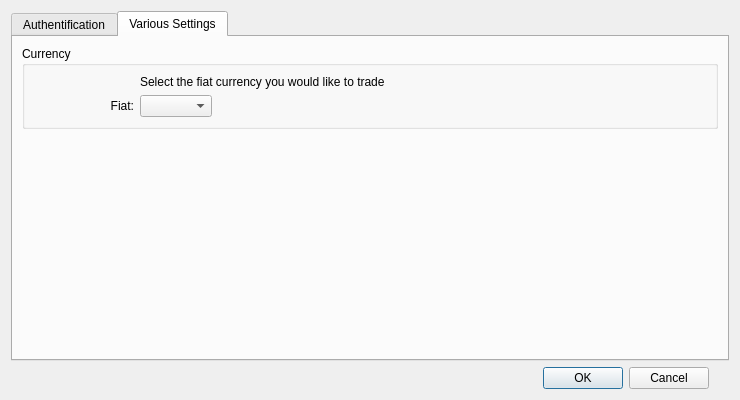
sebastianhaberey/goxgui, file goxgui/ui/preferences.ui: the form before one commit.
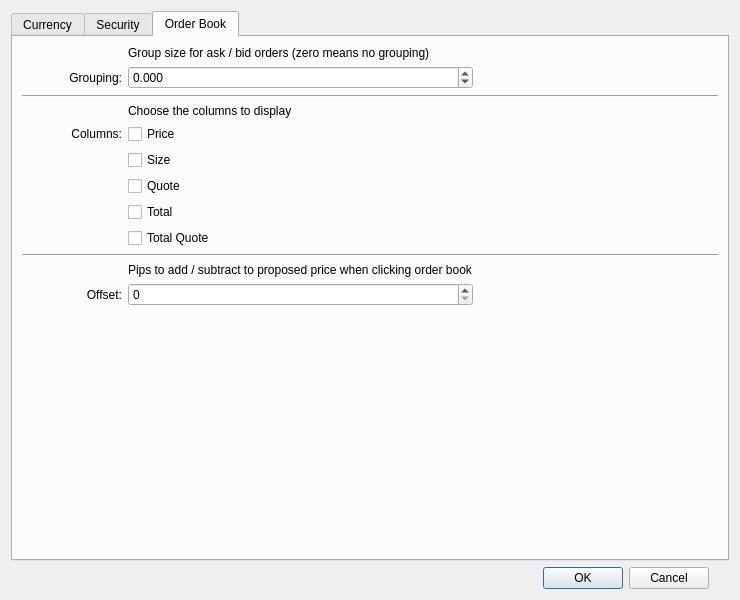
The form after the commit. The open tabs and pages were chosen to show the change.

Commit message: Re-introduce grouping and totals and some more preference options.

```diff
--- a/goxgui/ui/preferences.ui
+++ b/goxgui/ui/preferences.ui
@@ -7,7 +7,7 @@
     <x>0</x>
     <y>0</y>
     <width>740</width>
-    <height>400</height>
+    <height>600</height>
    </rect>
   </property>
   <property name="sizePolicy">
@@ -19,62 +19,128 @@
   <property name="minimumSize">
    <size>
     <width>740</width>
-    <height>400</height>
+    <height>600</height>
    </size>
   </property>
   <property name="maximumSize">
    <size>
     <width>740</width>
-    <height>400</height>
+    <height>600</height>
    </size>
   </property>
   <property name="windowTitle">
    <string>Preferences</string>
   </property>
-  <layout class="QVBoxLayout" name="verticalLayout_2">
-   <item>
+  <layout class="QGridLayout" name="gridLayout">
+   <item row="0" column="0">
     <widget class="QTabWidget" name="tabWidget">
      <property name="currentIndex">
-      <number>0</number>
+      <number>2</number>
      </property>
-     <widget class="QWidget" name="tabAuth">
+     <widget class="QWidget" name="tabCurrency">
       <attribute name="title">
-       <string>Authentification</string>
+       <string>Currency</string>
       </attribute>
-      <layout class="QVBoxLayout" name="verticalLayout_3" stretch="0,0,0">
-       <item>
-        <widget class="QGroupBox" name="groupBoxMarket">
-         <property name="enabled">
-          <bool>false</bool>
+      <layout class="QGridLayout" name="gridLayout_2">
+       <item row="2" column="2">
+        <spacer name="horizontalSpacer">
+         <property name="orientation">
+          <enum>Qt::Horizontal</enum>
          </property>
-         <property name="title">
-          <string>Application</string>
+         <property name="sizeHint" stdset="0">
+          <size>
+           <width>40</width>
+           <height>20</height>
+          </size>
          </property>
-         <property name="flat">
+        </spacer>
+       </item>
+       <item row="2" column="0">
+        <widget class="QLabel" name="label_6">
+         <property name="minimumSize">
+          <size>
+           <width>100</width>
+           <height>0</height>
+          </size>
+         </property>
+         <property name="text">
+          <string>Fiat:</string>
+         </property>
+         <property name="alignment">
+          <set>Qt::AlignRight|Qt::AlignTrailing|Qt::AlignVCenter</set>
+         </property>
+        </widget>
+       </item>
+       <item row="2" column="1">
+        <widget class="QComboBox" name="comboBoxCurrency"/>
+       </item>
+       <item row="1" column="1" colspan="2">
+        <widget class="QLabel" name="labelCurrency">
+         <property name="text">
+          <string>Fiat currency you would like to trade</string>
+         </property>
+         <property name="textFormat">
+          <enum>Qt::AutoText</enum>
+         </property>
+         <property name="wordWrap">
           <bool>true</bool>
          </property>
-         <layout class="QGridLayout" name="gridLayout">
-          <item row="1" column="1">
-           <widget class="QLineEdit" name="lineEditPassword">
-            <property name="enabled">
-             <bool>false</bool>
-            </property>
-            <property name="toolTip">
-             <string>Application password</string>
-            </property>
-            <property name="inputMethodHints">
-             <set>Qt::ImhNoAutoUppercase|Qt::ImhNoPredictiveText</set>
-            </property>
-            <property name="echoMode">
-             <enum>QLineEdit::PasswordEchoOnEdit</enum>
-            </property>
-            <property name="placeholderText">
-             <string>Password</string>
+        </widget>
+       </item>
+       <item row="3" column="2">
+        <spacer name="verticalSpacer_3">
+         <property name="orientation">
+          <enum>Qt::Vertical</enum>
+         </property>
+         <property name="sizeHint" stdset="0">
+          <size>
+           <width>20</width>
+           <height>40</height>
+          </size>
+         </property>
+        </spacer>
+       </item>
+      </layout>
+     </widget>
+     <widget class="QWidget" name="tabSecurity">
+      <attribute name="title">
+       <string>Security</string>
+      </attribute>
+      <layout class="QGridLayout" name="gridLayout_5">
+       <item row="3" column="1">
+        <widget class="QLabel" name="labelKeySecret">
+         <property name="text">
+          <string>Insert your market's (e.g. MtGox) API key here. If you don't have an API key yet, you should be able to generate one on your market's website.</string>
+         </property>
+         <property name="wordWrap">
+          <bool>true</bool>
+         </property>
+        </widget>
+       </item>
+       <item row="5" column="0">
+        <widget class="QLabel" name="label_3">
+         <property name="minimumSize">
+          <size>
+           <width>100</width>
+           <height>0</height>
+          </size>
+         </property>
+         <property name="text">
+          <string>Key:</string>
+         </property>
+         <property name="alignment">
+          <set>Qt::AlignRight|Qt::AlignTrailing|Qt::AlignVCenter</set>
             </property>
            </widget>
           </item>
           <item row="1" column="0">
            <widget class="QLabel" name="label_2">
+         <property name="sizePolicy">
+          <sizepolicy hsizetype="Preferred" vsizetype="Preferred">
+           <horstretch>0</horstretch>
+           <verstretch>0</verstretch>
+          </sizepolicy>
+         </property>
             <property name="minimumSize">
              <size>
               <width>100</width>
@@ -89,6 +155,13 @@
             </property>
            </widget>
           </item>
+       <item row="2" column="0" colspan="2">
+        <widget class="Line" name="line_3">
+         <property name="orientation">
+          <enum>Qt::Horizontal</enum>
+         </property>
+        </widget>
+       </item>
           <item row="0" column="1">
            <widget class="QLabel" name="labelPassword">
             <property name="text">
@@ -99,35 +172,17 @@
             </property>
            </widget>
           </item>
-         </layout>
-        </widget>
-       </item>
-       <item>
-        <widget class="QGroupBox" name="groupBoxApplication">
-         <property name="title">
-          <string>Market</string>
+       <item row="4" column="1">
+        <widget class="QLineEdit" name="lineEditKey">
+         <property name="toolTip">
+          <string>Insert your MtGox key here</string>
          </property>
-         <property name="flat">
-          <bool>true</bool>
+         <property name="placeholderText">
+          <string>Key</string>
          </property>
-         <layout class="QGridLayout" name="gridLayout_2">
-          <item row="2" column="0">
-           <widget class="QLabel" name="label_3">
-            <property name="minimumSize">
-             <size>
-              <width>100</width>
-              <height>0</height>
-             </size>
-            </property>
-            <property name="text">
-             <string>Key:</string>
-            </property>
-            <property name="alignment">
-             <set>Qt::AlignRight|Qt::AlignTrailing|Qt::AlignVCenter</set>
-            </property>
-           </widget>
-          </item>
-          <item row="3" column="0">
+        </widget>
+       </item>
+       <item row="4" column="0">
            <widget class="QLabel" name="label_4">
             <property name="minimumSize">
              <size>
@@ -143,7 +198,7 @@
             </property>
            </widget>
           </item>
-          <item row="3" column="1">
+       <item row="5" column="1">
            <widget class="QLineEdit" name="lineEditSecret">
             <property name="toolTip">
              <string>Insert your MtGox secret here</string>
@@ -159,30 +214,26 @@
             </property>
            </widget>
           </item>
-          <item row="2" column="1">
-           <widget class="QLineEdit" name="lineEditKey">
+       <item row="1" column="1">
+        <widget class="QLineEdit" name="lineEditPassword">
+         <property name="enabled">
+          <bool>false</bool>
+         </property>
             <property name="toolTip">
-             <string>Insert your MtGox key here</string>
+          <string>Application password</string>
+         </property>
+         <property name="inputMethodHints">
+          <set>Qt::ImhNoAutoUppercase|Qt::ImhNoPredictiveText</set>
+         </property>
+         <property name="echoMode">
+          <enum>QLineEdit::PasswordEchoOnEdit</enum>
             </property>
             <property name="placeholderText">
-             <string>Key</string>
+          <string>Password</string>
             </property>
            </widget>
           </item>
-          <item row="1" column="1">
-           <widget class="QLabel" name="labelKeySecret">
-            <property name="text">
-             <string>Insert your market's (e.g. MtGox) API key here. If you don't have an API key yet, you should be able to generate one on your market's website.</string>
-            </property>
-            <property name="wordWrap">
-             <bool>true</bool>
-            </property>
-           </widget>
-          </item>
-         </layout>
-        </widget>
-       </item>
-       <item>
+       <item row="6" column="1">
         <spacer name="verticalSpacer">
          <property name="orientation">
           <enum>Qt::Vertical</enum>
@@ -197,72 +248,12 @@
        </item>
       </layout>
      </widget>
-     <widget class="QWidget" name="tabVarious">
+     <widget class="QWidget" name="tabOrderBook">
       <attribute name="title">
-       <string>Various Settings</string>
+       <string>Order Book</string>
       </attribute>
-      <layout class="QVBoxLayout" name="verticalLayout_5" stretch="0,1">
-       <item>
-        <widget class="QGroupBox" name="groupBoxCurrency">
-         <property name="enabled">
-          <bool>true</bool>
-         </property>
-         <property name="title">
-          <string>Currency</string>
-         </property>
-         <property name="flat">
-          <bool>true</bool>
-         </property>
-         <layout class="QGridLayout" name="gridLayout_3" columnstretch="0,0,0">
-          <item row="1" column="1">
-           <widget class="QComboBox" name="comboBoxCurrency"/>
-          </item>
-          <item row="1" column="0">
-           <widget class="QLabel" name="label_6">
-            <property name="minimumSize">
-             <size>
-              <width>100</width>
-              <height>0</height>
-             </size>
-            </property>
-            <property name="text">
-             <string>Fiat:</string>
-            </property>
-            <property name="alignment">
-             <set>Qt::AlignRight|Qt::AlignTrailing|Qt::AlignVCenter</set>
-            </property>
-           </widget>
-          </item>
-          <item row="1" column="2">
-           <spacer name="horizontalSpacer">
-            <property name="orientation">
-             <enum>Qt::Horizontal</enum>
-            </property>
-            <property name="sizeHint" stdset="0">
-             <size>
-              <width>40</width>
-              <height>20</height>
-             </size>
-            </property>
-           </spacer>
-          </item>
-          <item row="0" column="1" colspan="2">
-           <widget class="QLabel" name="labelCurrency">
-            <property name="text">
-             <string>Select the fiat currency you would like to trade</string>
-            </property>
-            <property name="textFormat">
-             <enum>Qt::AutoText</enum>
-            </property>
-            <property name="wordWrap">
-             <bool>true</bool>
-            </property>
-           </widget>
-          </item>
-         </layout>
-        </widget>
-       </item>
-       <item>
+      <layout class="QGridLayout" name="gridLayout_3">
+       <item row="12" column="1">
         <spacer name="verticalSpacer_2">
          <property name="orientation">
           <enum>Qt::Vertical</enum>
@@ -275,11 +266,174 @@
          </property>
         </spacer>
        </item>
+       <item row="11" column="1">
+        <widget class="QDoubleSpinBox" name="doubleSpinBoxOffset">
+         <property name="decimals">
+          <number>0</number>
+         </property>
+         <property name="maximum">
+          <double>999999.000000000000000</double>
+         </property>
+        </widget>
+       </item>
+       <item row="11" column="0">
+        <widget class="QLabel" name="label_5">
+         <property name="text">
+          <string>Offset:</string>
+         </property>
+         <property name="alignment">
+          <set>Qt::AlignRight|Qt::AlignTrailing|Qt::AlignVCenter</set>
+         </property>
+        </widget>
+       </item>
+       <item row="1" column="2">
+        <spacer name="horizontalSpacer_2">
+         <property name="orientation">
+          <enum>Qt::Horizontal</enum>
+         </property>
+         <property name="sizeHint" stdset="0">
+          <size>
+           <width>40</width>
+           <height>20</height>
+          </size>
+         </property>
+        </spacer>
+       </item>
+       <item row="9" column="0" colspan="3">
+        <widget class="Line" name="line_2">
+         <property name="orientation">
+          <enum>Qt::Horizontal</enum>
+         </property>
+        </widget>
+       </item>
+       <item row="4" column="0">
+        <widget class="QLabel" name="label_8">
+         <property name="minimumSize">
+          <size>
+           <width>100</width>
+           <height>0</height>
+          </size>
+         </property>
+         <property name="text">
+          <string>Columns:</string>
+         </property>
+         <property name="alignment">
+          <set>Qt::AlignRight|Qt::AlignTrailing|Qt::AlignVCenter</set>
+         </property>
+        </widget>
+       </item>
+       <item row="8" column="1">
+        <widget class="QCheckBox" name="checkBoxTotalQuote">
+         <property name="text">
+          <string>Total Quote</string>
+         </property>
+        </widget>
+       </item>
+       <item row="4" column="1">
+        <widget class="QCheckBox" name="checkBoxPrice">
+         <property name="text">
+          <string>Price</string>
+         </property>
+        </widget>
+       </item>
+       <item row="1" column="1">
+        <widget class="QDoubleSpinBox" name="doubleSpinBoxGrouping">
+         <property name="decimals">
+          <number>3</number>
+         </property>
+         <property name="minimum">
+          <double>-9999999.000000000000000</double>
+         </property>
+         <property name="maximum">
+          <double>9999999.000000000000000</double>
+         </property>
+         <property name="singleStep">
+          <double>0.010000000000000</double>
+         </property>
+        </widget>
+       </item>
+       <item row="0" column="1" colspan="2">
+        <widget class="QLabel" name="labelGrouping">
+         <property name="text">
+          <string>Group size for ask / bid orders (zero means no grouping)</string>
+         </property>
+         <property name="textFormat">
+          <enum>Qt::AutoText</enum>
+         </property>
+         <property name="wordWrap">
+          <bool>true</bool>
+         </property>
+        </widget>
+       </item>
+       <item row="5" column="1">
+        <widget class="QCheckBox" name="checkBoxSize">
+         <property name="text">
+          <string>Size</string>
+         </property>
+        </widget>
+       </item>
+       <item row="3" column="1" colspan="2">
+        <widget class="QLabel" name="labelColumns">
+         <property name="text">
+          <string>Choose the columns to display</string>
+         </property>
+         <property name="textFormat">
+          <enum>Qt::AutoText</enum>
+         </property>
+         <property name="wordWrap">
+          <bool>true</bool>
+         </property>
+        </widget>
+       </item>
+       <item row="6" column="1">
+        <widget class="QCheckBox" name="checkBoxQuote">
+         <property name="text">
+          <string>Quote</string>
+         </property>
+        </widget>
+       </item>
+       <item row="1" column="0">
+        <widget class="QLabel" name="label_7">
+         <property name="minimumSize">
+          <size>
+           <width>100</width>
+           <height>0</height>
+          </size>
+         </property>
+         <property name="text">
+          <string>Grouping:</string>
+         </property>
+         <property name="alignment">
+          <set>Qt::AlignRight|Qt::AlignTrailing|Qt::AlignVCenter</set>
+         </property>
+        </widget>
+       </item>
+       <item row="2" column="0" colspan="3">
+        <widget class="Line" name="line">
+         <property name="orientation">
+          <enum>Qt::Horizontal</enum>
+         </property>
+        </widget>
+       </item>
+       <item row="7" column="1">
+        <widget class="QCheckBox" name="checkBoxTotal">
+         <property name="text">
+          <string>Total</string>
+         </property>
+        </widget>
+       </item>
+       <item row="10" column="1">
+        <widget class="QLabel" name="labelOffset">
+         <property name="text">
+          <string>Pips to add / subtract to proposed price when clicking order book</string>
+         </property>
+        </widget>
+       </item>
       </layout>
      </widget>
     </widget>
    </item>
-   <item>
+   <item row="1" column="0">
     <layout class="QHBoxLayout" name="horizontalLayout" stretch="1,0">
      <property name="leftMargin">
       <number>20</number>
```
Left out of the diff: 4 changed lines with no effect on the pictures. Lines whose indentation alone changed are shown as unchanged. The commit also changes 13 other files.
